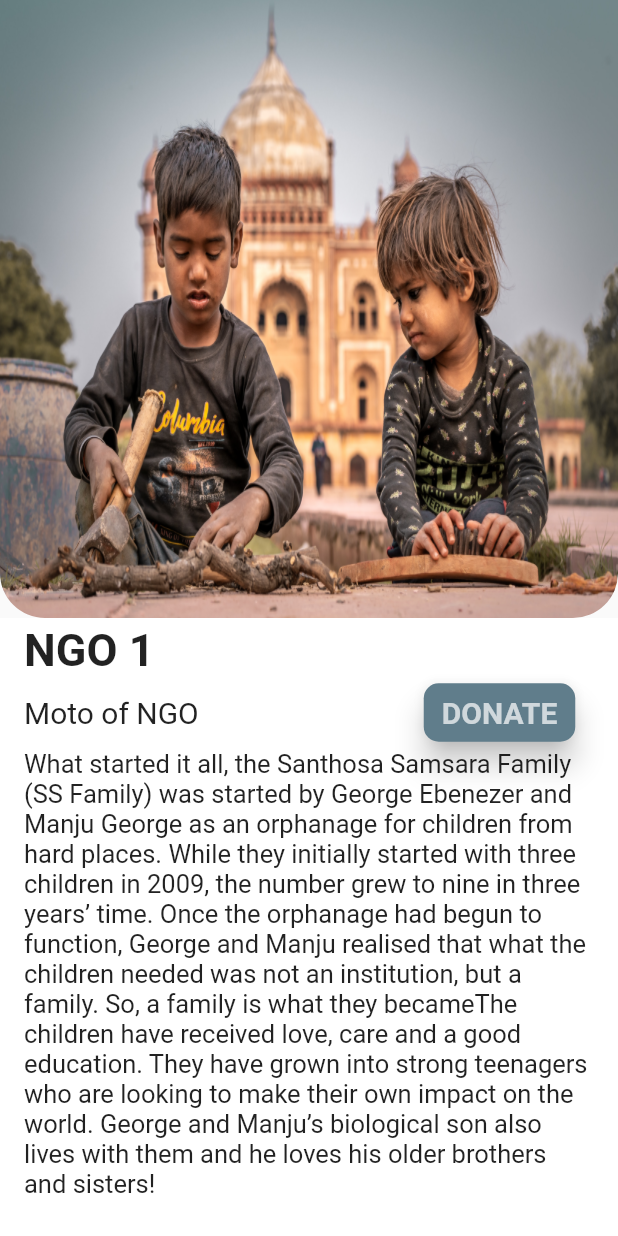
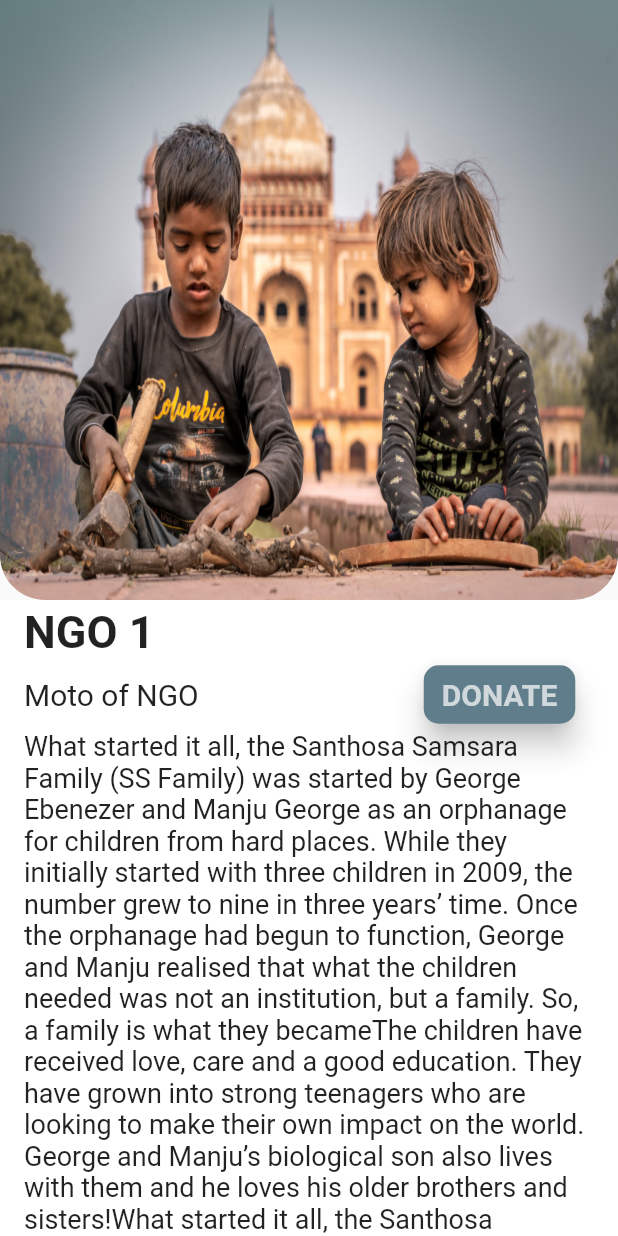
Before and after one commit to AditiBarnwal/ngo_flutterapp, a Flutter app: the screen it shows after launch, on a phone screen of 412 x 824 dp. Run offline on Flutter 3.47's test engine with Material 2 defaults, Android fonts, the phone set to English and light mode, and no system bars; our stand-ins replace google_fonts.

Commit message:
detail page updated

```diff
--- a/lib/Screens/detail page.dart
+++ b/lib/Screens/detail page.dart
@@ -7,10 +7,11 @@ class Detailpage extends StatelessWidget {
       body: Container(
         width: double.infinity,
         height: double.infinity,
+        child: SingleChildScrollView(
           child: Column(
             children:<Widget> [
-            Expanded(
-                child: Container(
+              Container(
+                height: 400,
                 decoration: BoxDecoration(
                   image: DecorationImage(
                     fit: BoxFit.fill,
@@ -20,9 +21,8 @@ class Detailpage extends StatelessWidget {
                     bottomRight: Radius.circular(30),
                   )
                 ),
-            )),
-            Expanded(
-              child: Container(
+              ),
+              Container(
                 color: Colors.white,
                 child: ListTile(
                   title: Column(
@@ -52,9 +52,9 @@ class Detailpage extends StatelessWidget {
 
                         ],
                       ),
-                      Text("What started it all, the Santhosa Samsara Family (SS Family) was started by George Ebenezer and Manju George as an orphanage for children from hard places. While they initially started with three children in 2009, the number grew to nine in three years’ time. Once the orphanage had begun to function, George and Manju realised that what the children needed was not an institution, but a family. So, a family is what they becameThe children have received love, care and a good education. They have grown into strong teenagers who are looking to make their own impact on the world. George and Manju’s biological son also lives with them and he loves his older brothers and sisters!",
+                      Text("What started it all, the Santhosa Samsara Family (SS Family) was started by George Ebenezer and Manju George as an orphanage for children from hard places. While they initially started with three children in 2009, the number grew to nine in three years’ time. Once the orphanage had begun to function, George and Manju realised that what the children needed was not an institution, but a family. So, a family is what they becameThe children have received love, care and a good education. They have grown into strong teenagers who are looking to make their own impact on the world. George and Manju’s biological son also lives with them and he loves his older brothers and sisters!What started it all, the Santhosa Samsara Family (SS Family) was started by George Ebenezer and Manju George as an orphanage for children from hard places.",
                         style: TextStyle(
-                          fontSize: 17,
+                          fontSize: 18,
                         ),),
 
                     ],
@@ -63,8 +63,8 @@ class Detailpage extends StatelessWidget {
 
 
               ),
+            ],
           ),
-          ],
         ),
       ),
     );
```
Lines whose indentation alone changed are shown as unchanged.
